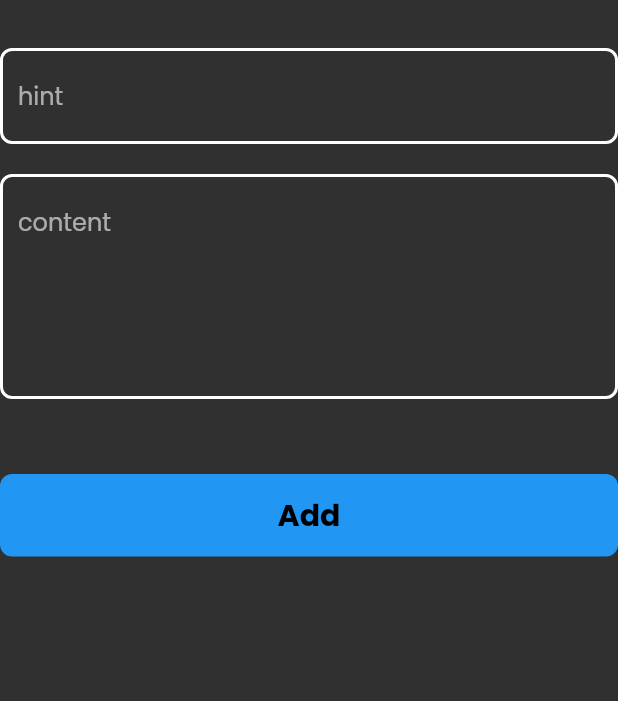
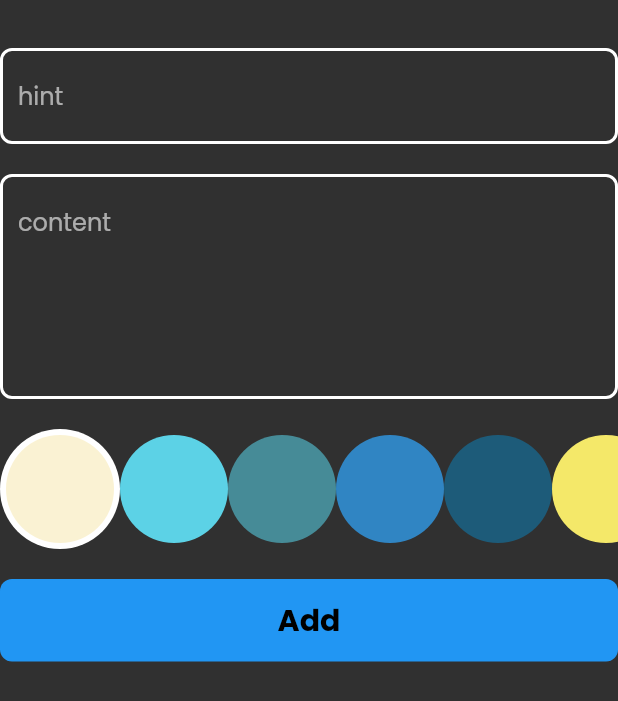
Before and after one commit to mohammed-sherif34/note-app, a Flutter app: the AddNoteForm widget shown alone on an empty page, opened directly, on a phone screen of 412 x 824 dp. Shown: the top 701 px of the screen. Run offline on Flutter 3.47's test engine with Material 2 defaults, Android fonts, the phone set to English and light mode, and no system bars; our stand-ins replace bloc, flutter_bloc, font_awesome_flutter, hive, hive_flutter; accounts and stored records are empty.

Commit message:
finish note app

```diff
--- a/lib/constants.dart
+++ b/lib/constants.dart
@@ -1 +1,12 @@
+import 'package:flutter/material.dart';
 const String knotebox = 'notebox';
+ List<Color> kcolorList = const [
+    Color(0xffFAF2D3),
+    Color(0xff5CD2E6),
+    Color(0xff468B97),
+    Color(0xff3085C3),
+    Color(0xff1D5B79),
+    Color(0xffF4E869),
+    Color(0xffF3AA60),
+    Color(0xffEF6262),
+  ];
--- a/lib/cubit/add_note_cubit/add_note_cubit.dart
+++ b/lib/cubit/add_note_cubit/add_note_cubit.dart
@@ -1,3 +1,5 @@
+import 'dart:ui';
+
 import 'package:bloc/bloc.dart';
 import 'package:hive/hive.dart';
 import 'package:meta/meta.dart';
@@ -8,8 +10,9 @@ part 'add_note_state.dart';
 
 class AddNoteCubit extends Cubit<AddNoteState> {
   AddNoteCubit() : super(AddNoteCubitInitial());
-
+  Color color = const Color(0xffEF6262);
   addNote(NoteModel note) {
+    note.color = color.value;
     emit(AddNoteCubLoading());
     try {
       var notesbox = Hive.box<NoteModel>(knotebox);
--- a/lib/models/note_model.dart
+++ b/lib/models/note_model.dart
@@ -10,7 +10,7 @@ class NoteModel extends HiveObject {
   @HiveField(2)
   final String date;
   @HiveField(3)
-  final int color;
+  int color;
 
   NoteModel(
       {required this.title,
--- a/lib/views/edite_note_view.dart
+++ b/lib/views/edite_note_view.dart
@@ -4,6 +4,7 @@ import 'package:note_app/cubit/add_note_cubit/notes_cubit/notes_cubit.dart';
 import 'package:note_app/models/note_model.dart';
 import 'package:note_app/widgets/custom_app_bar.dart';
 import 'package:note_app/widgets/custom_text_filed.dart';
+import 'package:note_app/widgets/edit_note_colorl_ist.dart';
 
 class EditeNoteView extends StatefulWidget {
   const EditeNoteView({super.key});
@@ -35,7 +36,6 @@ class _EditeNoteViewState extends State<EditeNoteView> {
                   note.subbtitle = subtitle ?? note.subbtitle;
                   note.save();
                   BlocProvider.of<NotesCubit>(context).fetchNotes();
-                  // setState(() {});
                   Navigator.pop(context);
                 },
                 iconshape: Icons.check,
@@ -60,6 +60,9 @@ class _EditeNoteViewState extends State<EditeNoteView> {
               onChanged: (value) {
                 subtitle = value;
               },
+            ),
+            EditeVColorList(
+              note: note,
             )
           ],
         ),
--- a/lib/widgets/add_note_bottom_sheet.dart
+++ b/lib/widgets/add_note_bottom_sheet.dart
@@ -1,9 +1,11 @@
 import 'package:flutter/foundation.dart';
 import 'package:flutter/material.dart';
+
 import 'package:note_app/cubit/add_note_cubit/add_note_cubit.dart';
 import 'package:note_app/cubit/add_note_cubit/notes_cubit/notes_cubit.dart';
 import 'package:note_app/widgets/add_note_form.dart';
 import 'package:flutter_bloc/flutter_bloc.dart';
+
 
 class AddNoteBottomSheet extends StatelessWidget {
   const AddNoteBottomSheet({
--- a/lib/widgets/add_note_form.dart
+++ b/lib/widgets/add_note_form.dart
@@ -2,6 +2,7 @@ import 'package:flutter/material.dart';
 import 'package:flutter_bloc/flutter_bloc.dart';
 import 'package:note_app/cubit/add_note_cubit/add_note_cubit.dart';
 import 'package:note_app/models/note_model.dart';
+import 'package:note_app/widgets/color_list.dart';
 import 'package:note_app/widgets/custom_button.dart';
 import 'package:note_app/widgets/custom_text_filed.dart';
 import 'package:intl/intl.dart';
@@ -47,12 +48,33 @@ class _AddNoteFormState extends State<AddNoteForm> {
             maxLines: 5,
           ),
             const SizedBox(
-            height: 50,
+            height: 15,
+          ),
+          const ColorList(),
+            const SizedBox(
+            height: 15,
           ),
           BlocBuilder<AddNoteCubit, AddNoteState>(builder: (context, state) {
+            return addNoteFormButton(state, context);
+          }),
+          const SizedBox(
+            height: 30,
+          ),
+        ],
+      ),
+    );
+  }
+
+  CustomButton addNoteFormButton(AddNoteState state, BuildContext context) {
     return CustomButton(
             isloading: state is AddNoteCubLoading ? true : false,
             ontap: () {
+              buttonFormAction(context);
+            },
+          );
+  }
+
+  void buttonFormAction(BuildContext context) {
      if (formKey.currentState!.validate()) {
       formKey.currentState!.save();
       var noteModel = NoteModel(
@@ -65,15 +87,6 @@ class _AddNoteFormState extends State<AddNoteForm> {
       autovalidateMode = AutovalidateMode.always;
       setState(() {});
     }
-              },
-            );
-          }),
-          const SizedBox(
-            height: 30,
-          ),
-        ],
-      ),
-    );
   }
 
   String formatDate() {
--- /dev/null
+++ b/lib/widgets/color_list.dart
@@ -0,0 +1,66 @@
+import 'package:flutter/material.dart';
+import 'package:flutter_bloc/flutter_bloc.dart';
+import 'package:note_app/constants.dart';
+import 'package:note_app/cubit/add_note_cubit/add_note_cubit.dart';
+// import 'package:note_app/cubit/add_note_cubit/notes_cubit/notes_cubit.dart';
+
+class ColorItem extends StatelessWidget {
+  const ColorItem({super.key, required this.color, required this.isActive});
+  //final void Function()? onTap;
+  final Color color;
+  final bool isActive;
+
+  @override
+  Widget build(BuildContext context) {
+    return isActive
+        ? CircleAvatar(
+            radius: 40,
+            backgroundColor: Colors.white,
+            child: CircleAvatar(
+              radius: 36,
+              backgroundColor: color,
+            ),
+          )
+        : CircleAvatar(
+            radius: 36,
+            backgroundColor: color,
+          );
+  }
+}
+
+class ColorList extends StatefulWidget {
+  const ColorList({super.key, this.onTap});
+  // final Color color;
+  final void Function()? onTap;
+
+  @override
+  State<ColorList> createState() => _ColorListState();
+}
+
+class _ColorListState extends State<ColorList> {
+  int currentIndex = 0;
+
+  @override
+  Widget build(BuildContext context) {
+    return SizedBox(
+      height: 90,
+      child: ListView.builder(
+        itemCount: kcolorList.length,
+        itemBuilder: (context, index) {
+          return GestureDetector(
+            onTap: () {
+              currentIndex = index;
+              BlocProvider.of<AddNoteCubit>(context).color = kcolorList[index];
+              setState(() {});
+            },
+            child: ColorItem(
+              color: kcolorList[index],
+              isActive: currentIndex == index,
+            ),
+          );
+        },
+        scrollDirection: Axis.horizontal,
+      ),
+    );
+  }
+}
```
Also changed, not shown: lib/widgets/edit_note_colorl_ist.dart (added, +46 -0 lines), lib/widgets/note_item.dart (+3 -5 lines). Lines whose indentation alone changed are shown as unchanged.
